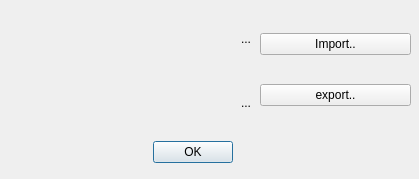
Above: main.ui from Odin-son/mask-validator before the change. Below: the same form after it.
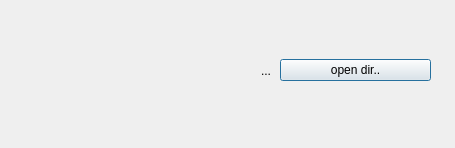
That is the form after the change.

Commit message: implement validate mask

Patch:
```diff
--- a/main.ui
+++ b/main.ui
@@ -6,8 +6,8 @@
    <rect>
     <x>0</x>
     <y>0</y>
-    <width>419</width>
-    <height>179</height>
+    <width>455</width>
+    <height>148</height>
    </rect>
   </property>
   <property name="windowTitle">
@@ -16,7 +16,7 @@
   <widget class="QWidget" name="verticalLayoutWidget">
    <property name="geometry">
     <rect>
-     <x>0</x>
+     <x>20</x>
      <y>10</y>
      <width>251</width>
      <height>121</height>
@@ -33,22 +33,12 @@
       </property>
      </widget>
     </item>
-    <item>
-     <widget class="QLabel" name="label_2">
-      <property name="text">
-       <string>...</string>
-      </property>
-      <property name="alignment">
-       <set>Qt::AlignRight|Qt::AlignTrailing|Qt::AlignVCenter</set>
-      </property>
-     </widget>
-    </item>
    </layout>
   </widget>
   <widget class="QWidget" name="verticalLayoutWidget_2">
    <property name="geometry">
     <rect>
-     <x>260</x>
+     <x>280</x>
      <y>10</y>
      <width>151</width>
      <height>121</height>
@@ -58,35 +48,12 @@
     <item>
      <widget class="QPushButton" name="import_btn">
       <property name="text">
-       <string>Import..</string>
-      </property>
-     </widget>
-    </item>
-    <item>
-     <widget class="QPushButton" name="export_btn">
-      <property name="text">
-       <string>export..</string>
+       <string>open dir..</string>
       </property>
      </widget>
     </item>
    </layout>
   </widget>
-  <widget class="QDialogButtonBox" name="buttonBox">
-   <property name="geometry">
-    <rect>
-     <x>110</x>
-     <y>140</y>
-     <width>166</width>
-     <height>25</height>
-    </rect>
-   </property>
-   <property name="standardButtons">
-    <set>QDialogButtonBox::Ok</set>
-   </property>
-   <property name="centerButtons">
-    <bool>true</bool>
-   </property>
-  </widget>
  </widget>
  <resources/>
  <connections/>
```
The commit also changes 1 other file.
